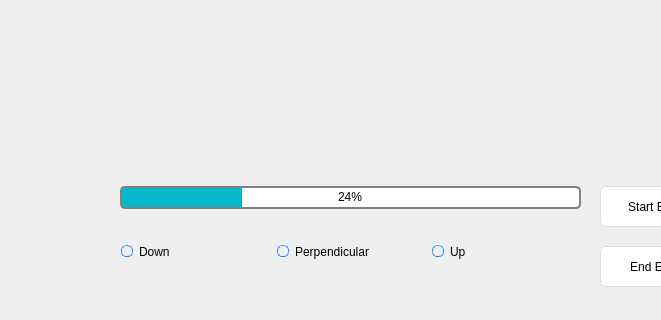
This is ui/MainWindow.ui in elizarpif/aid_final_project as Qt 5 draws it before an edit; both pictures show x 0 to 661 and y 333 to 653 of the 800 by 653 pixel window. The edited form follows.
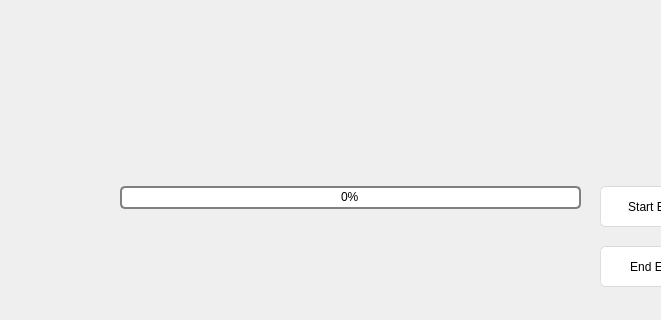
This is the edited form.

Commit message: wrong dials, need to be fixed

What changed in the file:
```diff
--- a/ui/MainWindow.ui
+++ b/ui/MainWindow.ui
@@ -214,7 +214,7 @@
 }</string>
     </property>
     <property name="value">
-     <number>24</number>
+     <number>0</number>
     </property>
    </widget>
    <widget class="QWidget" name="horizontalLayoutWidget">
@@ -226,134 +226,7 @@
       <height>71</height>
      </rect>
     </property>
-    <layout class="QHBoxLayout" name="horizontalLayout">
-     <item>
-      <widget class="QRadioButton" name="radioDownBtn">
-       <property name="enabled">
-        <bool>true</bool>
-       </property>
-       <property name="styleSheet">
-        <string notr="true">QRadioButton {
-	color: 000000;
-	padding: 1px;
-}
-QRadioButton::indicator:checked {
-	height: 10px;
-	width: 10px;
-	border-style:solid;
-	border-radius:5px;
-	border-width: 1px;
-	border-color: qlineargradient(spread:pad, x1:0.5, y1:1, x2:0.5, y2:0, stop:0 rgba(0, 113, 255, 255), stop:1 rgba(91, 171, 252, 255));
-	color: #a9b7c6;
-	background-color: qlineargradient(spread:pad, x1:0.5, y1:1, x2:0.5, y2:0, stop:0 rgba(0, 113, 255, 255), stop:1 rgba(91, 171, 252, 255));
-}
-QRadioButton::indicator:!checked {
-	height: 10px;
-	width: 10px;
-	border-style:solid;
-	border-radius:5px;
-	border-width: 1px;
-	border-color: qlineargradient(spread:pad, x1:0.5, y1:1, x2:0.5, y2:0, stop:0 rgba(0, 113, 255, 255), stop:1 rgba(91, 171, 252, 255));
-	color: #a9b7c6;
-	background-color: transparent;
-}</string>
-       </property>
-       <property name="text">
-        <string>Down</string>
-       </property>
-       <property name="checkable">
-        <bool>true</bool>
-       </property>
-       <property name="checked">
-        <bool>false</bool>
-       </property>
-       <property name="autoExclusive">
-        <bool>false</bool>
-       </property>
-      </widget>
-     </item>
-     <item>
-      <widget class="QRadioButton" name="radioPerpBtn">
-       <property name="styleSheet">
-        <string notr="true">QRadioButton {
-	color: 000000;
-	padding: 1px;
-}
-QRadioButton::indicator:checked {
-	height: 10px;
-	width: 10px;
-	border-style:solid;
-	border-radius:5px;
-	border-width: 1px;
-	border-color: qlineargradient(spread:pad, x1:0.5, y1:1, x2:0.5, y2:0, stop:0 rgba(0, 113, 255, 255), stop:1 rgba(91, 171, 252, 255));
-	color: #a9b7c6;
-	background-color: qlineargradient(spread:pad, x1:0.5, y1:1, x2:0.5, y2:0, stop:0 rgba(0, 113, 255, 255), stop:1 rgba(91, 171, 252, 255));
-}
-QRadioButton::indicator:!checked {
-	height: 10px;
-	width: 10px;
-	border-style:solid;
-	border-radius:5px;
-	border-width: 1px;
-	border-color: qlineargradient(spread:pad, x1:0.5, y1:1, x2:0.5, y2:0, stop:0 rgba(0, 113, 255, 255), stop:1 rgba(91, 171, 252, 255));
-	color: #a9b7c6;
-	background-color: transparent;
-}</string>
-       </property>
-       <property name="text">
-        <string>Perpendicular</string>
-       </property>
-       <property name="checkable">
-        <bool>true</bool>
-       </property>
-       <property name="checked">
-        <bool>false</bool>
-       </property>
-       <property name="autoExclusive">
-        <bool>false</bool>
-       </property>
-      </widget>
-     </item>
-     <item>
-      <widget class="QRadioButton" name="radioUpBtn">
-       <property name="styleSheet">
-        <string notr="true">QRadioButton {
-	color: 000000;
-	padding: 1px;
-}
-QRadioButton::indicator:checked {
-	height: 10px;
-	width: 10px;
-	border-style:solid;
-	border-radius:5px;
-	border-width: 1px;
-	border-color: qlineargradient(spread:pad, x1:0.5, y1:1, x2:0.5, y2:0, stop:0 rgba(0, 113, 255, 255), stop:1 rgba(91, 171, 252, 255));
-	color: #a9b7c6;
-	background-color: qlineargradient(spread:pad, x1:0.5, y1:1, x2:0.5, y2:0, stop:0 rgba(0, 113, 255, 255), stop:1 rgba(91, 171, 252, 255));
-}
-QRadioButton::indicator:!checked {
-	height: 10px;
-	width: 10px;
-	border-style:solid;
-	border-radius:5px;
-	border-width: 1px;
-	border-color: qlineargradient(spread:pad, x1:0.5, y1:1, x2:0.5, y2:0, stop:0 rgba(0, 113, 255, 255), stop:1 rgba(91, 171, 252, 255));
-	color: #a9b7c6;
-	background-color: transparent;
-}</string>
-       </property>
-       <property name="text">
-        <string>Up</string>
-       </property>
-       <property name="checkable">
-        <bool>true</bool>
-       </property>
-       <property name="autoExclusive">
-        <bool>false</bool>
-       </property>
-      </widget>
-     </item>
-    </layout>
+    <layout class="QHBoxLayout" name="horizontalLayout"/>
    </widget>
   </widget>
   <widget class="QMenuBar" name="menubar">
```
The commit also changes 2 other files.
